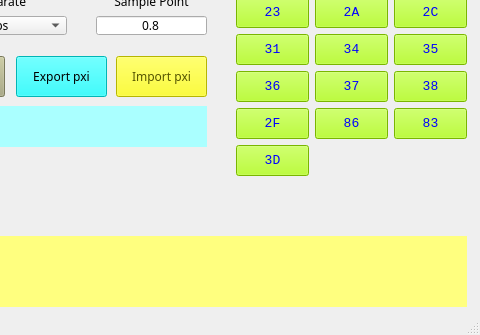
This is mainwindow.ui in VicharaVandana/ProxiCan as Qt 5 draws it before an edit; both pictures show x 214 to 694 and y 176 to 511 of the 694 by 511 pixel window. The edited form follows.
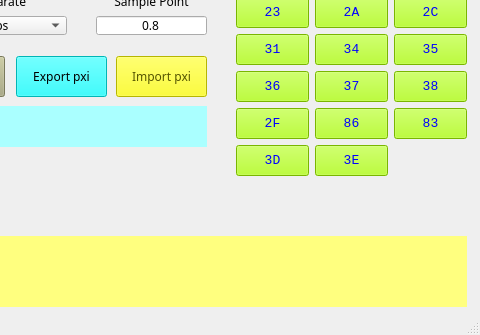
This is the edited form.

```diff
--- a/mainwindow.ui
+++ b/mainwindow.ui
@@ -1561,6 +1561,32 @@
        </property>
       </widget>
      </item>
+     <item row="7" column="1">
+      <widget class="QPushButton" name="pushButton_3E">
+       <property name="minimumSize">
+        <size>
+         <width>51</width>
+         <height>31</height>
+        </size>
+       </property>
+       <property name="font">
+        <font>
+         <family>Lucida Console</family>
+         <pointsize>10</pointsize>
+        </font>
+       </property>
+       <property name="toolTip">
+        <string>Opens Tester Present Widget</string>
+       </property>
+       <property name="styleSheet">
+        <string notr="true">background-color: rgb(170, 255, 0);
+color: rgb(0, 0, 255);</string>
+       </property>
+       <property name="text">
+        <string>3E</string>
+       </property>
+      </widget>
+     </item>
     </layout>
    </widget>
   </widget>
```
